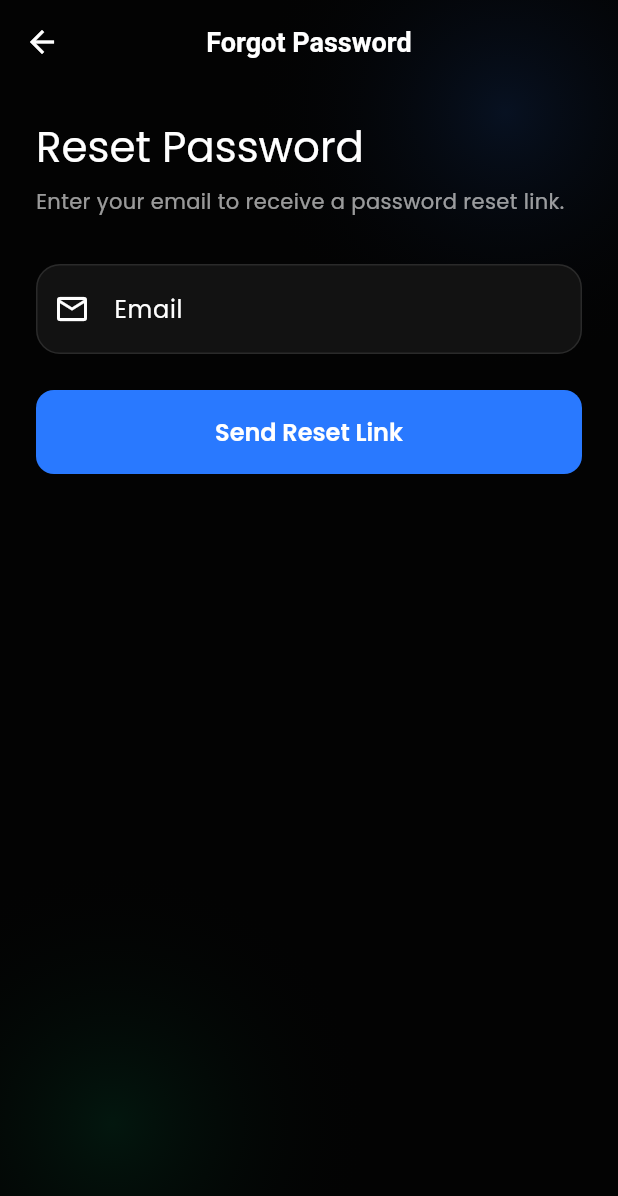
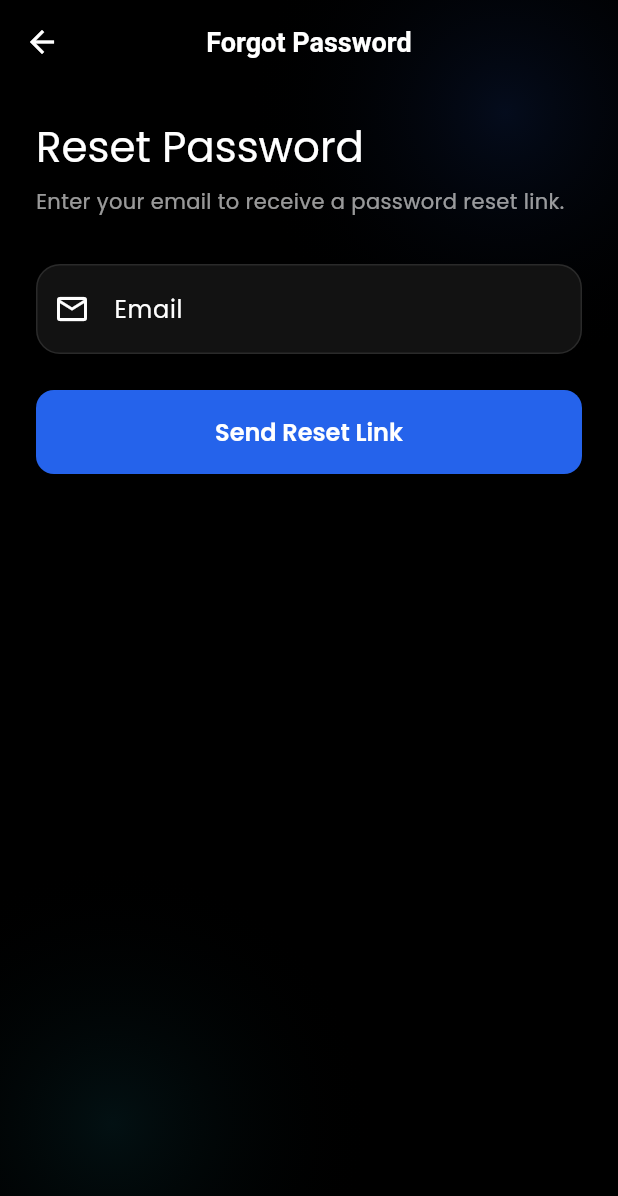
Before and after one commit to mzaid-dev/NexLinks, a Flutter app: the screen it shows after launch, after a tap on "Forgot Password?", on a phone screen of 412 x 824 dp. Shown: the top 1196 px of the screen. Run offline on Flutter 3.47's test engine with Material 3 defaults, Android fonts, the phone set to English and light mode, and no system bars; our stand-ins replace animate_do, another_flushbar, cloud_firestore, connectivity_plus, device_preview, email_validator and 15 more; accounts and stored records are empty; generated files the repository leaves out were written again.

Commit message:
feat: update screens

```diff
--- a/lib/core/theme/app_theme.dart
+++ b/lib/core/theme/app_theme.dart
@@ -2,14 +2,19 @@ import 'package:flutter/material.dart';
 import 'package:google_fonts/google_fonts.dart';
 
 class AppTheme {
-  static const Color primaryColor = Color(0xFF2979FF); // Reverted to Vivid Blue
-  static const Color secondaryColor = Color(0xFF74B9FF);
-  static const Color accentColor = Color(0xFFFD79A8);
-  static const Color lightBgColor = Color(0xFF0D1117); // Premium Deep Midnight-Slate
-  static const Color darkBgColor = Color(0xFF030303); // Deep Midnight
-  static const Color textPrimaryLight = Color(0xFFFFFFFF); // High Contrast White
-  static const Color textOnDarkBg = Color(0xFFFFFFFF);    // High Contrast White
+  static const Color primaryColor = Color(0xFF2563EB); // NexLink Blue
+  static const Color secondaryColor = Color(0xFF22D3EE); // NexLink Cyan
+  static const Color accentColor = Color(0xFF22D3EE);
+  static const Color darkBgColor = Color(0xFF000000); // Pure Black
+  static const Color surfaceColor = Color(0xFF0A0A0A); // Near Black Surface
+  static const Color textPrimary = Color(0xFFFFFFFF);
   static const Color errorColor = Color(0xFFE17055);
+
+  static const LinearGradient nexLinkGradient = LinearGradient(
+    colors: [primaryColor, secondaryColor],
+    begin: Alignment.centerLeft,
+    end: Alignment.centerRight,
+  );
 
   static ThemeData darkTheme = ThemeData(
     useMaterial3: true,
@@ -17,16 +22,16 @@ class AppTheme {
     colorScheme: const ColorScheme.dark(
       primary: primaryColor,
       secondary: secondaryColor,
-      surface: Color(0xFF121212),
+      surface: surfaceColor,
       onPrimary: Colors.white,
       onSecondary: Colors.white,
       error: errorColor,
-      onSurface: textOnDarkBg,
+      onSurface: textPrimary,
     ),
 
     textTheme: GoogleFonts.poppinsTextTheme().apply(
-       bodyColor: textOnDarkBg,
-       displayColor: textOnDarkBg,
+       bodyColor: textPrimary,
+       displayColor: textPrimary,
     ),
 
     appBarTheme: const AppBarTheme(
@@ -36,9 +41,9 @@ class AppTheme {
       titleTextStyle: TextStyle(
         fontSize: 18,
         fontWeight: FontWeight.w600,
-        color: textOnDarkBg,
+        color: textPrimary,
       ),
-      iconTheme: IconThemeData(color: textOnDarkBg),
+      iconTheme: IconThemeData(color: textPrimary),
     ),
     elevatedButtonTheme: ElevatedButtonThemeData(
       style: ElevatedButton.styleFrom(
--- a/lib/core/widgets/common/app_base_view.dart
+++ b/lib/core/widgets/common/app_base_view.dart
@@ -38,11 +38,11 @@ class AppBaseView extends StatelessWidget {
             if (showGlows) ...[
               _buildGlow(
                 top: -100, right: -100,
-                color: const Color(0xFF2979FF).withOpacity(0.12)
+                color: const Color(0xFF2563EB).withOpacity(0.12)
               ),
               _buildGlow(
                 bottom: -100, left: -100,
-                color: const Color(0xFF00FF94).withOpacity(0.08)
+                color: const Color(0xFF22D3EE).withOpacity(0.08)
               ),
             ],
             AppStatusWrapper(
--- a/lib/features/home/presentation/widgets/people_grid_card.dart
+++ b/lib/features/home/presentation/widgets/people_grid_card.dart
@@ -19,7 +19,7 @@ class PeopleGridCard extends StatelessWidget {
           boxShadow: [
              // subtle glow
              BoxShadow(
-               color: const Color(0xFF2E8AF6).withOpacity(0.1),
+               color: const Color(0xFF2563EB).withOpacity(0.1),
                blurRadius: 10,
                offset: const Offset(0, 4),
              )
@@ -77,13 +77,13 @@ class PeopleGridCard extends StatelessWidget {
                                 decoration: BoxDecoration(
                                   shape: BoxShape.circle,
                                   gradient: const LinearGradient(
-                                    colors: [Color(0xFF2979FF), Color(0xFF00FF94)],
+                                    colors: [Color(0xFF2563EB), Color(0xFF22D3EE)],
                                     begin: Alignment.topCenter,
                                     end: Alignment.bottomCenter
                                   ),
                                   boxShadow: [
                                     BoxShadow(
-                                      color: const Color(0xFF2979FF).withOpacity(0.4),
+                                      color: const Color(0xFF2563EB).withOpacity(0.6),
                                       blurRadius: 20,
                                       spreadRadius: 1
                                     )
--- a/lib/features/profile/presentation/screens/edit_profile_screen.dart
+++ b/lib/features/profile/presentation/screens/edit_profile_screen.dart
@@ -154,13 +154,13 @@ class _EditProfileScreenState extends State<EditProfileScreen> {
                               margin: const EdgeInsets.only(bottom: 24),
                               padding: const EdgeInsets.all(16),
                               decoration: BoxDecoration(
-                                color: const Color(0xFF00FF94).withOpacity(0.1),
+                                color: const Color(0xFF22D3EE).withOpacity(0.1),
                                 borderRadius: BorderRadius.circular(20),
-                                border: Border.all(color: const Color(0xFF00FF94).withOpacity(0.3)),
+                                border: Border.all(color: const Color(0xFF22D3EE).withOpacity(0.3)),
                               ),
                               child: Row(
                                 children: [
-                                  const Icon(Icons.rocket_launch_rounded, color: Color(0xFF00FF94)),
+                                  const Icon(Icons.rocket_launch_rounded, color: Color(0xFF22D3EE)),
                                   const SizedBox(width: 16),
                                   Expanded(
                                     child: Column(
@@ -222,13 +222,13 @@ class _EditProfileScreenState extends State<EditProfileScreen> {
                             decoration: BoxDecoration(
                               borderRadius: BorderRadius.circular(28),
                               gradient: const LinearGradient(
-                                colors: [Color(0xFF2979FF), Color(0xFF00B0FF)],
+                                colors: [Color(0xFF2563EB), Color(0xFF22D3EE)],
                                 begin: Alignment.centerLeft,
                                 end: Alignment.centerRight,
                               ),
                               boxShadow: [
                                 BoxShadow(
-                                  color: const Color(0xFF2979FF).withOpacity(0.3),
+                                  color: const Color(0xFF2563EB).withOpacity(0.3),
                                   blurRadius: 15,
                                   offset: const Offset(0, 8)
                                 )
--- a/lib/features/profile/presentation/widgets/edit_profile_avatar.dart
+++ b/lib/features/profile/presentation/widgets/edit_profile_avatar.dart
@@ -31,12 +31,12 @@ class EditProfileAvatar extends StatelessWidget {
               decoration: BoxDecoration(
                   shape: BoxShape.circle,
                   gradient: const LinearGradient(
-                      colors: [Color(0xFF2979FF), Color(0xFF00FF94)],
+                      colors: [Color(0xFF2563EB), Color(0xFF22D3EE)],
                       begin: Alignment.topCenter,
                       end: Alignment.bottomCenter),
                   boxShadow: [
                     BoxShadow(
-                        color: const Color(0xFF2979FF).withOpacity(0.5),
+                        color: const Color(0xFF2563EB).withOpacity(0.5),
                         blurRadius: 30,
                         spreadRadius: 2)
                   ]),
--- a/lib/features/splash/presentation/screens/splash_screen.dart
+++ b/lib/features/splash/presentation/screens/splash_screen.dart
@@ -42,7 +42,7 @@ class _SplashViewState extends State<SplashScreen>
   Widget build(BuildContext context) {
     bool isDark = Theme.of(context).brightness == Brightness.dark;
     return Scaffold(
-      backgroundColor: isDark ? const Color(0xFF121212) : const Color(0xFF2E8AF6),
+      backgroundColor: Colors.black,
       body: Center(
         child: AnimatedBuilder(
           animation: _animationController,
@@ -58,12 +58,12 @@ class _SplashViewState extends State<SplashScreen>
                       width: 120,
                       height: 120,
                       decoration: BoxDecoration(
-                        color: Colors.white,
+                        color: const Color(0xFF121212),
                         borderRadius: BorderRadius.circular(30),
                         boxShadow: [
                           BoxShadow(
-                            color: Colors.black.withOpacity(0.1),
-                            blurRadius: 20,
+                            color: const Color(0xFF2563EB).withOpacity(0.2),
+                            blurRadius: 30,
                             offset: const Offset(0, 10),
                           ),
                         ],
@@ -73,28 +73,37 @@ class _SplashViewState extends State<SplashScreen>
                           'assets/branding/logo.png',
                           width: 80,
                           height: 80,
-                          errorBuilder: (context, error, stackTrace) => Icon(Icons.chat_bubble_rounded, size: 60, color: Theme.of(context).colorScheme.primary),
+                          errorBuilder: (context, error, stackTrace) => Icon(Icons.hub_rounded, size: 60, color: Theme.of(context).colorScheme.primary),
                         ),
                       ),
                     ),
                     const SizedBox(height: 32),
-                    Text(
-                      "ChatApp",
+                    ShaderMask(
+                      shaderCallback: (bounds) => const LinearGradient(
+                        colors: [Color(0xFF2563EB), Color(0xFF22D3EE)],
+                        begin: Alignment.topLeft,
+                        end: Alignment.bottomRight,
+                      ).createShader(bounds),
+                      child: Text(
+                        "NexLinks",
                         style: Theme.of(context).textTheme.headlineLarge
                             ?.copyWith(
                               color: Colors.white,
                               fontWeight: FontWeight.bold,
+                              letterSpacing: 1.2,
                             ),
                       ),
-                    const SizedBox(height: 32),
+                    ),
+                    const SizedBox(height: 16),
                     Text(
-                      "Connect with Friends & Family",
+                      "Connecting Minds, Syncing Worlds",
                       style: Theme.of(context).textTheme.bodyMedium?.copyWith(
-                        color: Colors.white.withOpacity(0.8),
+                        color: Colors.white.withOpacity(0.6),
+                        letterSpacing: 0.5,
                       ),
                     ),
                     const SizedBox(height: 64),
-                    LoadingAnimationWidget.staggeredDotsWave(color: Colors.white, size: 62)
+                    LoadingAnimationWidget.staggeredDotsWave(color: const Color(0xFF22D3EE), size: 40)
                   ],
                 ),
               ),
--- a/lib/main.dart
+++ b/lib/main.dart
@@ -91,7 +91,7 @@ class _AppViewState extends State<AppView> {
         onTap: () => FocusManager.instance.primaryFocus?.unfocus(),
         behavior: HitTestBehavior.opaque,
         child: MaterialApp.router(
-          title: 'Chat App',
+          title: 'NexLinks',
           debugShowCheckedModeBanner: false,
           theme: AppTheme.darkTheme,
           darkTheme: AppTheme.darkTheme,
```
Lines whose indentation alone changed are shown as unchanged.
